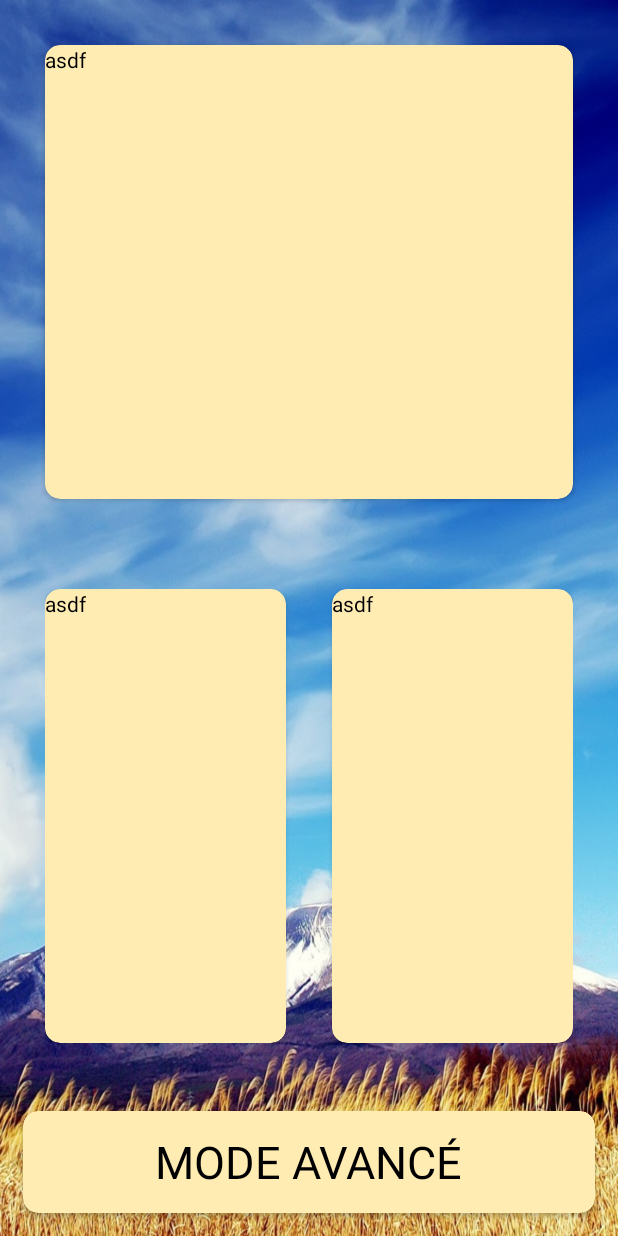
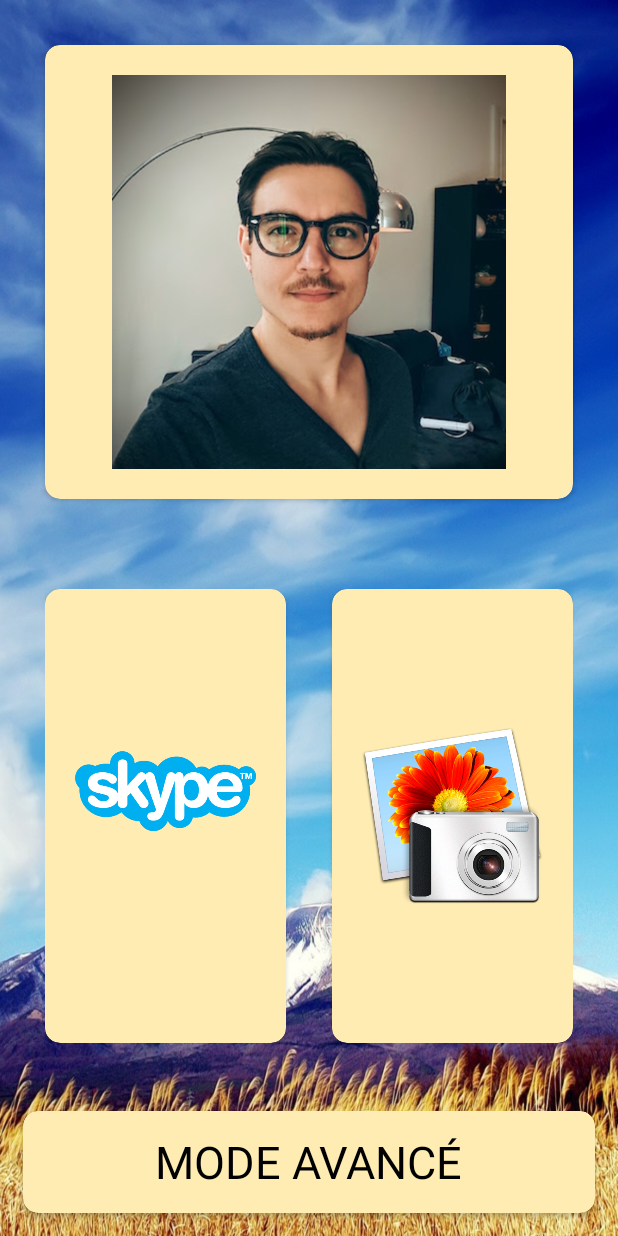
Before and after one commit to FlorianKempenich/GrandMaLauncher, an Android app: the MainActivity screen opened directly, with no data from a screen before it, on a phone screen of 412 x 824 dp. Run offline under Robolectric (Android 15) with nearby library versions, the phone set to English and light mode, and no system bars; our stand-ins replace ButterKnife.

Commit message:
Mostly done

```diff
--- a/app/src/main/java/com/example/shock/memelauncher/MainActivity.java
+++ b/app/src/main/java/com/example/shock/memelauncher/MainActivity.java
@@ -5,10 +5,13 @@ import android.content.pm.PackageManager;
 import android.content.pm.ResolveInfo;
 import android.graphics.drawable.Drawable;
 import android.support.annotation.BinderThread;
+import android.support.annotation.DrawableRes;
 import android.support.v7.app.AppCompatActivity;
 import android.os.Bundle;
 import android.util.Log;
 import android.widget.TextView;
+
+import com.example.shock.memelauncher.view.CompoundAppView;
 
 import java.util.ArrayList;
 import java.util.List;
@@ -20,9 +23,13 @@ import butterknife.OnClick;
 public class MainActivity extends AppCompatActivity {
 
     @Bind(R.id.applications_text_view) TextView mApplicationsTextView;
+    @Bind(R.id.skype_compound) CompoundAppView mSkypeCompoundView;
+    @Bind(R.id.photo_compound) CompoundAppView mPhotoCompoundView;
+    @Bind(R.id.florian_compound) CompoundAppView mFlorianCompoundView;
 
     private static final String SKYPE_PACKAGE = "com.skype.raider";
     private static final String FLORIAN_PACKAGE = "com.example.shock.florian";
+    private static final String PHOTO_PACKAGE = "com.google.android.apps.photos";
 
     @Override
     protected void onCreate(Bundle savedInstanceState) {
@@ -32,9 +39,13 @@ public class MainActivity extends AppCompatActivity {
         ButterKnife.bind(this);
 
         mApplicationsTextView.setAllCaps(true);
-        loadApps();
+
+        // Set compound views
+        mSkypeCompoundView.setTextAndImage(R.drawable.skype, null);
+        mPhotoCompoundView.setTextAndImage(R.drawable.photo, null);
+        mFlorianCompoundView.setTextAndImage(R.drawable.florian, null);
+
     }
-
 
     /**
      * Ignore back pressed
@@ -43,28 +54,18 @@ public class MainActivity extends AppCompatActivity {
     public void onBackPressed() {
     }
 
-
-    private class AppDetail {
-        String label;
-        String name;
-        Drawable icon;
-    }
-
+    /**
+     * Temp method to check package names
+     */
     private void loadApps(){
         PackageManager manager = getPackageManager();
-        List<AppDetail> apps = new ArrayList<>();
 
         Intent i = new Intent(Intent.ACTION_MAIN, null);
         i.addCategory(Intent.CATEGORY_LAUNCHER);
 
         List<ResolveInfo> availableActivities = manager.queryIntentActivities(i, 0);
         for(ResolveInfo ri:availableActivities){
-            AppDetail app = new AppDetail();
-            app.label = ri.loadLabel(manager).toString();
-            app.name = ri.activityInfo.packageName;
-            Log.d("LOG", app.name);
-            app.icon = ri.activityInfo.loadIcon(manager);
-            apps.add(app);
+            Log.d("PACKAGE_NAME", ri.activityInfo.packageName);
         }
     }
 
@@ -90,4 +91,14 @@ public class MainActivity extends AppCompatActivity {
         startAppWithPackageName(FLORIAN_PACKAGE);
     }
 
+    @OnClick(R.id.skype_card)
+    void startSkype() {
+        startAppWithPackageName(SKYPE_PACKAGE);
+    }
+
+    @OnClick(R.id.photo_card)
+    void startPhoto() {
+        startAppWithPackageName(PHOTO_PACKAGE);
+    }
+
 }
--- a/app/src/main/java/com/example/shock/memelauncher/view/CompoundAppView.java
+++ b/app/src/main/java/com/example/shock/memelauncher/view/CompoundAppView.java
@@ -1,16 +1,27 @@
 package com.example.shock.memelauncher.view;
 
 import android.content.Context;
+import android.media.Image;
+import android.support.annotation.BinderThread;
+import android.support.annotation.DrawableRes;
 import android.util.AttributeSet;
 import android.view.LayoutInflater;
+import android.widget.ImageView;
 import android.widget.LinearLayout;
+import android.widget.TextView;
 
 import com.example.shock.memelauncher.R;
+
+import butterknife.Bind;
+import butterknife.ButterKnife;
 
 /**
  * Compound layout representing an App view
  */
 public class CompoundAppView extends LinearLayout {
+
+    @Bind(R.id.image_view) ImageView mImageView;
+    @Bind(R.id.text_view) TextView mTextView;
 
     public CompoundAppView(Context context) {
         this(context, null, 0);
@@ -30,6 +41,18 @@ public class CompoundAppView extends LinearLayout {
         LayoutInflater inflater = (LayoutInflater) context
                 .getSystemService(Context.LAYOUT_INFLATER_SERVICE);
         inflater.inflate(R.layout.compound_app_view_layout, this, true);
+        this.setOrientation(VERTICAL);
     }
 
+    @Override
+    protected void onFinishInflate() {
+        super.onFinishInflate();
+        ButterKnife.bind(this);
+    }
+
+    public void setTextAndImage(@DrawableRes int resId, String text) {
+        mTextView.setText(text);
+        if (resId != 0)
+            mImageView.setImageResource(resId);
+    }
 }
--- a/app/src/main/res/layout/activity_main.xml
+++ b/app/src/main/res/layout/activity_main.xml
@@ -3,7 +3,6 @@
     xmlns:tools="http://schemas.android.com/tools"
     android:layout_width="match_parent"
     android:layout_height="match_parent"
-    xmlns:app="http://schemas.android.com/apk/res-auto"
     tools:context="com.example.shock.memelauncher.MainActivity"
     android:orientation="vertical">
 
@@ -13,10 +12,12 @@
         android:layout_margin="30dp"
         android:id="@+id/florian_card"
         >
-        <TextView
+        <com.example.shock.memelauncher.view.CompoundAppView
+            android:layout_gravity="center"
+            android:padding="20dp"
+            android:id="@+id/florian_compound"
             android:layout_width="wrap_content"
-            android:layout_height="wrap_content"
-            android:text="asdf"/>
+            android:layout_height="wrap_content"/>
 
     </android.support.v7.widget.CardView>
 
@@ -28,32 +29,36 @@
         android:orientation="horizontal"
         >
         <android.support.v7.widget.CardView
+            android:id="@+id/skype_card"
             style="@style/CardView.Main"
             android:layout_width="0dp"
             android:layout_height="match_parent"
             android:layout_weight="1"
-            android:layout_marginRight="15dp"
             android:layout_marginEnd="15dp"
             >
-            <TextView
+            <com.example.shock.memelauncher.view.CompoundAppView
+                android:layout_gravity="center"
+                android:padding="20dp"
+                android:id="@+id/skype_compound"
                 android:layout_width="wrap_content"
-                android:layout_height="wrap_content"
-                android:text="asdf"/>
+                android:layout_height="wrap_content"/>
 
         </android.support.v7.widget.CardView>
 
         <android.support.v7.widget.CardView
+            android:id="@+id/photo_card"
             style="@style/CardView.Main"
             android:layout_width="0dp"
             android:layout_height="match_parent"
             android:layout_weight="1"
-            android:layout_marginLeft="15dp"
             android:layout_marginStart="15dp"
             >
-            <TextView
+            <com.example.shock.memelauncher.view.CompoundAppView
+                android:layout_gravity="center"
+                android:padding="20dp"
+                android:id="@+id/photo_compound"
                 android:layout_width="wrap_content"
-                android:layout_height="wrap_content"
-                android:text="asdf"/>
+                android:layout_height="wrap_content"/>
 
         </android.support.v7.widget.CardView>
     </LinearLayout>
--- a/app/src/main/res/layout/compound_app_view_layout.xml
+++ b/app/src/main/res/layout/compound_app_view_layout.xml
@@ -1,12 +1,11 @@
 <?xml version="1.0" encoding="utf-8"?>
 <merge xmlns:android="http://schemas.android.com/apk/res/android">
     <ImageView
-        android:id="@+id/sidespinner_view_previous"
+        android:id="@+id/image_view"
         android:layout_width="wrap_content"
-        android:layout_height="wrap_content"
-        android:layout_toLeftOf="@+id/sidespinner_view_value"/>
+        android:layout_height="wrap_content"/>
     <TextView
-        android:id="@+id/sidespinner_view_current_value"
+        android:id="@+id/text_view"
         android:layout_width="wrap_content"
         android:layout_height="wrap_content"
         android:textSize="24sp" />
```
Also changed, not shown: app/src/main/res/drawable/florian.jpg (added), app/src/main/res/drawable/photo.png (added), app/src/main/res/drawable/skype.png (added).
